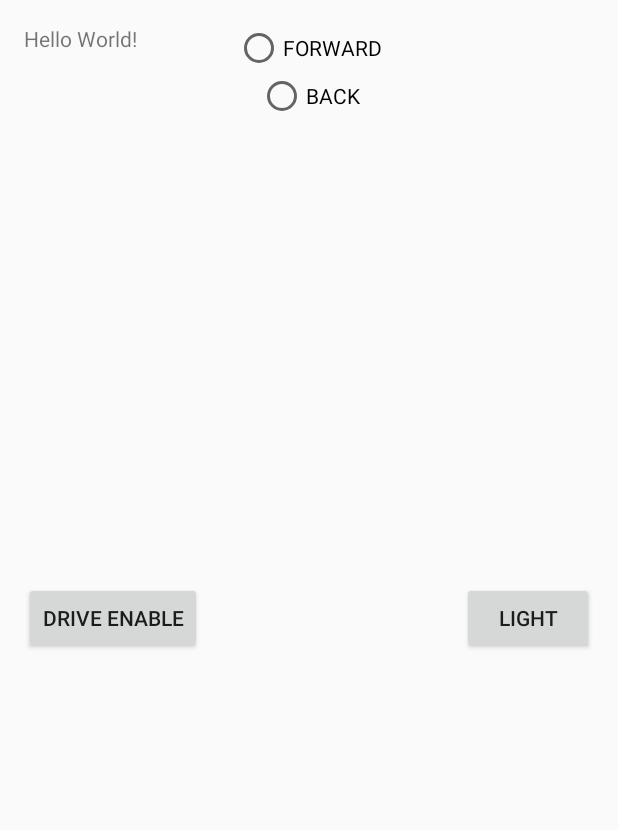
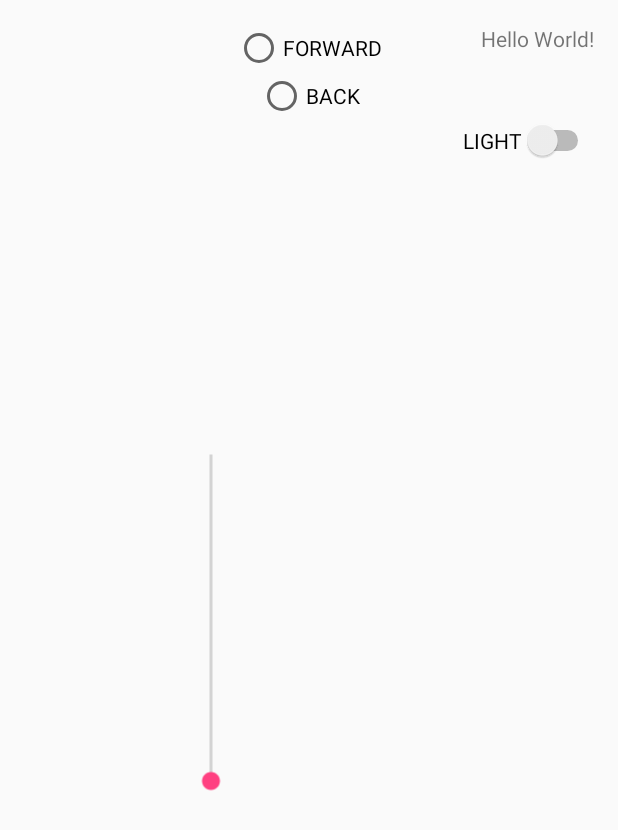
Before and after one commit to vladislavzavadski/sifo, an Android app: the layout activity_main.xml on its own in the app's theme, with its tools: preview values and no code run, on a phone screen of 412 x 824 dp. Shown: the top 830 px of the screen. Run offline under Robolectric (Android 15) with nearby library versions, the phone set to English and light mode, and no system bars.

Commit message:
add light turn on/off

```diff
--- a/app/src/main/res/layout/activity_main.xml
+++ b/app/src/main/res/layout/activity_main.xml
@@ -15,42 +15,21 @@
         android:layout_height="wrap_content"
         android:text="Hello World!"
         android:layout_alignParentTop="true"
-        android:layout_alignLeft="@+id/button"
-        android:layout_alignStart="@+id/button" />
+        android:layout_alignParentRight="true"
+   />
 
-    <Button
-        android:layout_width="wrap_content"
-        android:layout_height="wrap_content"
-        android:text="Drive Enable"
-        android:id="@+id/button"
-        android:layout_centerVertical="true"
-        android:layout_alignParentLeft="true"
-        android:layout_alignParentStart="true" />
-
-    <Button
-        android:layout_width="wrap_content"
-        android:layout_height="wrap_content"
-        android:text="light"
-        android:id="@+id/button2"
-        android:layout_centerVertical="true"
-        android:layout_alignParentRight="true"
-        android:layout_alignParentEnd="true" />
 
     <RadioGroup
         android:layout_width="match_parent"
         android:layout_height="match_parent"
         android:layout_alignParentBottom="true"
-        android:layout_alignRight="@+id/button2"
-        android:layout_alignEnd="@+id/button2"
         android:layout_marginBottom="84dp"
         android:id="@+id/radioGroup"></RadioGroup>
 
     <RadioGroup
         android:layout_width="match_parent"
         android:layout_height="match_parent"
-        android:layout_alignParentBottom="true"
-        android:layout_centerHorizontal="true"
-        android:layout_marginBottom="37dp">
+        android:layout_centerHorizontal="true">
 
         <RadioButton
             android:layout_width="wrap_content"
@@ -67,6 +46,26 @@
             android:id="@+id/radioButtonBack"
             android:layout_gravity="center_horizontal"
             android:checked="false" />
+
+        <Switch
+            android:layout_width="wrap_content"
+            android:layout_height="wrap_content"
+            android:text="LIGHT"
+            android:id="@+id/switch1"
+            android:layout_gravity="right"
+            android:checked="false" />
     </RadioGroup>
 
+
+    <SeekBar
+        android:layout_width="250dp"
+        android:layout_height="5dp"
+        android:id="@+id/seekBar"
+        android:rotation="270"
+        android:layout_alignParentBottom="true"
+        android:layout_alignParentLeft="true"
+        android:layout_alignParentTop="true"
+        android:indeterminate="false" />
+
+
 </RelativeLayout>
```
Also changed, not shown: app/src/main/java/com/example/remotecarcontrol/MainActivity.java (+73 -102 lines).
